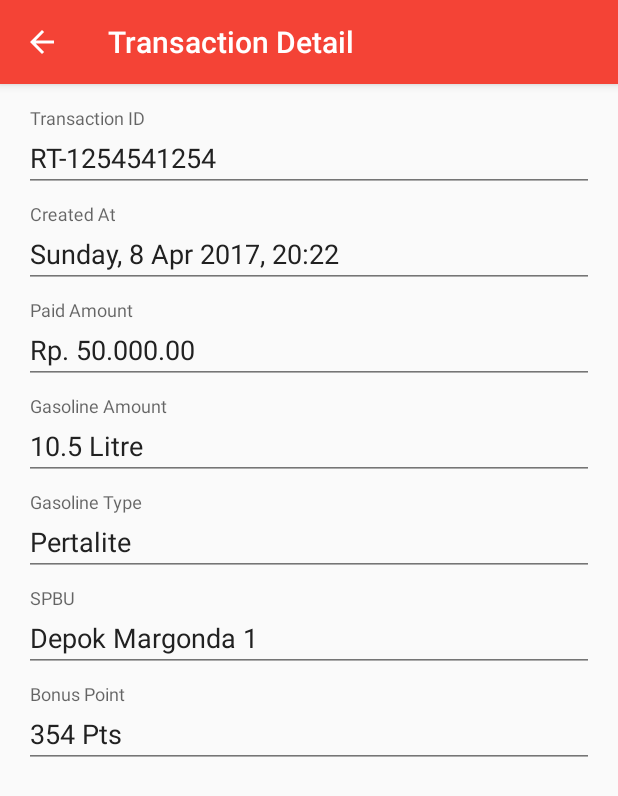
After one commit to Raturu/pertamina_now_android, an Android app: the TransactionDetailActivity screen opened directly, with no data from a screen before it, on a phone screen of 412 x 824 dp. The commit adds this screen. Shown: the top 796 px of the screen. Run offline under Robolectric (Android 15) with nearby library versions, the phone set to English and light mode, and no system bars.

Commit message:
Add transaction detail page

```diff
--- a/app/src/main/AndroidManifest.xml
+++ b/app/src/main/AndroidManifest.xml
@@ -24,12 +24,13 @@
             </intent-filter>
         </activity>
         <activity android:name=".ui.LoginActivity" />
-        <activity android:name=".ui.OtpCodeVerificationActivity"/>
+        <activity android:name=".ui.OtpCodeVerificationActivity" />
         <activity
             android:name=".ui.EditProfileActivity"
             android:theme="@style/AppTheme.NoActionBar" />
         <activity android:name=".ui.KtpVerificationActivity" />
         <activity android:name=".ui.HomeActivity" />
+        <activity android:name=".ui.TransactionDetailActivity" />
     </application>
 
 </manifest>
--- /dev/null
+++ b/app/src/main/java/com/raturu/pertaminanow/ui/TransactionDetailActivity.kt
@@ -0,0 +1,32 @@
+package com.raturu.pertaminanow.ui
+
+import android.os.Bundle
+import android.support.v7.app.AppCompatActivity
+import android.view.MenuItem
+import com.raturu.pertaminanow.R
+
+/**
+ * Created on : April 13, 2018
+ * Author     : zetbaitsu
+ * Name       : Zetra
+ * GitHub     : https://github.com/zetbaitsu
+ */
+class TransactionDetailActivity : AppCompatActivity() {
+
+    override fun onCreate(savedInstanceState: Bundle?) {
+        super.onCreate(savedInstanceState)
+        setContentView(R.layout.activity_transaction_detail)
+        supportActionBar?.let {
+            it.title = "Transaction Detail"
+            it.setDisplayHomeAsUpEnabled(true)
+            it.setDisplayShowHomeEnabled(true)
+        }
+    }
+
+    override fun onOptionsItemSelected(item: MenuItem): Boolean {
+        when {
+            item.itemId == android.R.id.home -> finish()
+        }
+        return super.onOptionsItemSelected(item)
+    }
+}
--- a/app/src/main/java/com/raturu/pertaminanow/ui/adapter/BaseAdapter.kt
+++ b/app/src/main/java/com/raturu/pertaminanow/ui/adapter/BaseAdapter.kt
@@ -44,16 +44,24 @@ abstract class BaseAdapter<Data, Holder : BaseViewHolder<Data>>(private val cont
         fun onItemClick(position: Int)
     }
 
-    fun setOnItemClickListener(itemClickListener: OnItemClickListener) {
-        this.itemClickListener = itemClickListener
+    fun setOnItemClickListener(onItemClick: (position: Int) -> Unit) {
+        this.itemClickListener = object : OnItemClickListener {
+            override fun onItemClick(position: Int) {
+                onItemClick(position)
+            }
+        }
     }
 
     interface OnItemLongClickListener {
         fun onItemLongClick(position: Int)
     }
 
-    fun setOnItemLongClickListener(itemLongClickListener: OnItemLongClickListener) {
-        this.itemLongClickListener = itemLongClickListener
+    fun setOnItemLongClickListener(onItemLongClick: (position: Int) -> Unit) {
+        this.itemLongClickListener = object : OnItemLongClickListener {
+            override fun onItemLongClick(position: Int) {
+                onItemLongClick(position)
+            }
+        }
     }
 
     fun add(item: Data) {
--- a/app/src/main/java/com/raturu/pertaminanow/ui/fragment/TransactionFragment.kt
+++ b/app/src/main/java/com/raturu/pertaminanow/ui/fragment/TransactionFragment.kt
@@ -1,5 +1,6 @@
 package com.raturu.pertaminanow.ui.fragment
 
+import android.content.Intent
 import android.os.Bundle
 import android.support.v4.app.Fragment
 import android.support.v7.widget.LinearLayoutManager
@@ -8,6 +9,7 @@ import android.view.View
 import android.view.ViewGroup
 import com.raturu.pertaminanow.R
 import com.raturu.pertaminanow.data.model.Transaction
+import com.raturu.pertaminanow.ui.TransactionDetailActivity
 import com.raturu.pertaminanow.ui.adapter.TransactionAdapter
 import kotlinx.android.synthetic.main.fragment_transaction.*
 import java.util.*
@@ -29,6 +31,9 @@ class TransactionFragment : Fragment() {
     override fun onActivityCreated(savedInstanceState: Bundle?) {
         super.onActivityCreated(savedInstanceState)
         val transactionAdapter = TransactionAdapter(activity!!)
+        transactionAdapter.setOnItemClickListener {
+            startActivity(Intent(activity, TransactionDetailActivity::class.java))
+        }
 
         recyclerView.layoutManager = LinearLayoutManager(activity)
         recyclerView.setHasFixedSize(true)
--- /dev/null
+++ b/app/src/main/res/layout/activity_transaction_detail.xml
@@ -0,0 +1,125 @@
+<?xml version="1.0" encoding="utf-8"?>
+<ScrollView xmlns:android="http://schemas.android.com/apk/res/android"
+    android:layout_width="match_parent"
+    android:layout_height="match_parent">
+
+    <LinearLayout
+        android:layout_width="match_parent"
+        android:layout_height="wrap_content"
+        android:focusableInTouchMode="true"
+        android:orientation="vertical"
+        android:padding="16dp">
+
+        <android.support.design.widget.TextInputLayout
+            android:layout_width="match_parent"
+            android:layout_height="wrap_content">
+
+            <android.support.design.widget.TextInputEditText
+                android:id="@+id/orderNoTextField"
+                android:layout_width="match_parent"
+                android:layout_height="wrap_content"
+                android:enabled="false"
+                android:hint="Transaction ID"
+                android:inputType="text"
+                android:text="RT-1254541254"
+                android:textColor="@color/primary_text" />
+        </android.support.design.widget.TextInputLayout>
+
+        <android.support.design.widget.TextInputLayout
+            android:layout_width="match_parent"
+            android:layout_height="wrap_content"
+            android:layout_marginTop="8dp">
+
+            <android.support.design.widget.TextInputEditText
+                android:id="@+id/createdAtTextField"
+                android:layout_width="match_parent"
+                android:layout_height="wrap_content"
+                android:enabled="false"
+                android:hint="Created At"
+                android:inputType="text"
+                android:text="Sunday, 8 Apr 2017, 20:22"
+                android:textColor="@color/primary_text" />
+        </android.support.design.widget.TextInputLayout>
+
+        <android.support.design.widget.TextInputLayout
+            android:layout_width="match_parent"
+            android:layout_height="wrap_content"
+            android:layout_marginTop="8dp">
+
+            <android.support.design.widget.TextInputEditText
+                android:id="@+id/paidAmountTextField"
+                android:layout_width="match_parent"
+                android:layout_height="wrap_content"
+                android:enabled="false"
+                android:hint="Paid Amount"
+                android:inputType="text"
+                android:text="Rp. 50.000.00"
+                android:textColor="@color/primary_text" />
+        </android.support.design.widget.TextInputLayout>
+
+        <android.support.design.widget.TextInputLayout
+            android:layout_width="match_parent"
+            android:layout_height="wrap_content"
+            android:layout_marginTop="8dp">
+
+            <android.support.design.widget.TextInputEditText
+                android:id="@+id/gasolineAmountTextField"
+                android:layout_width="match_parent"
+                android:layout_height="wrap_content"
+                android:enabled="false"
+                android:hint="Gasoline Amount"
+                android:inputType="text"
+                android:text="10.5 Litre"
+                android:textColor="@color/primary_text" />
+        </android.support.design.widget.TextInputLayout>
+
+        <android.support.design.widget.TextInputLayout
+            android:layout_width="match_parent"
+            android:layout_height="wrap_content"
+            android:layout_marginTop="8dp">
+
+            <android.support.design.widget.TextInputEditText
+                android:id="@+id/gasolineTypeField"
+                android:layout_width="match_parent"
+                android:layout_height="wrap_content"
+                android:enabled="false"
+                android:hint="Gasoline Type"
+                android:inputType="text"
+                android:text="Pertalite"
+                android:textColor="@color/primary_text" />
+        </android.support.design.widget.TextInputLayout>
+
+        <android.support.design.widget.TextInputLayout
+            android:layout_width="match_parent"
+            android:layout_height="wrap_content"
+            android:layout_marginTop="8dp">
+
+            <android.support.design.widget.TextInputEditText
+                android:id="@+id/spbuTextField"
+                android:layout_width="match_parent"
+                android:layout_height="wrap_content"
+                android:enabled="false"
+                android:hint="SPBU"
+                android:inputType="text"
+                android:text="Depok Margonda 1"
+                android:textColor="@color/primary_text" />
+        </android.support.design.widget.TextInputLayout>
+
+        <android.support.design.widget.TextInputLayout
+            android:layout_width="match_parent"
+            android:layout_height="wrap_content"
+            android:layout_marginTop="8dp">
+
+            <android.support.design.widget.TextInputEditText
+                android:id="@+id/bonusPointsTextField"
+                android:layout_width="match_parent"
+                android:layout_height="wrap_content"
+                android:enabled="false"
+                android:hint="Bonus Point"
+                android:inputType="text"
+                android:text="354 Pts"
+                android:textColor="@color/primary_text" />
+        </android.support.design.widget.TextInputLayout>
+
+    </LinearLayout>
+</ScrollView>
```
